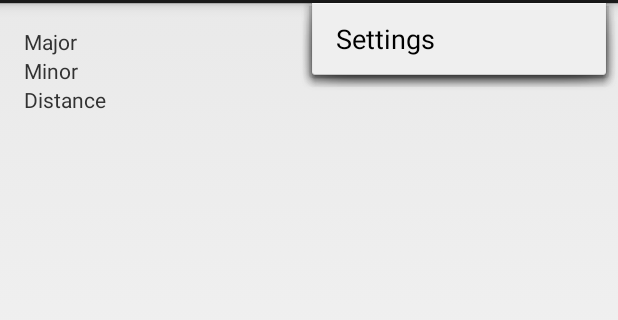
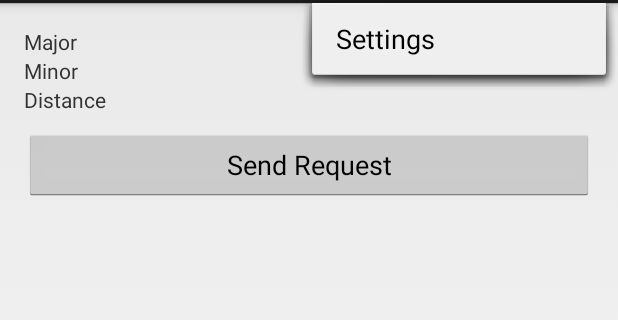
Before and after one commit to OSUDAS/NIBS, an Android app: the screen it shows after launch (MyActivity), with the options menu open, on a phone screen of 412 x 824 dp, the part 69-389 px from its top. Run offline under Robolectric (Android 15) with nearby library versions, the phone set to English and light mode, and no system bars; libraries missing offline, so code that uses them is left out: com.estimote.sdk; 5 statements that could not run were skipped.

Commit message:
Adding http request code for demo.

```diff
--- a/CodeAnchorTest/app/src/main/java/codeanchor/com/codeanchortest/MyActivity.java
+++ b/CodeAnchorTest/app/src/main/java/codeanchor/com/codeanchortest/MyActivity.java
@@ -8,6 +8,8 @@ import android.os.RemoteException;
 import android.util.Log;
 import android.view.Menu;
 import android.view.MenuItem;
+import android.view.View;
+import android.widget.Button;
 import android.widget.TextView;
 import android.widget.Toast;
 
@@ -17,6 +19,12 @@ import com.estimote.sdk.Region;
 import com.estimote.sdk.Utils;
 import com.estimote.sdk.utils.L;
 
+import org.apache.http.HttpResponse;
+import org.apache.http.client.HttpClient;
+import org.apache.http.client.methods.HttpGet;
+import org.apache.http.impl.client.DefaultHttpClient;
+
+import java.io.IOException;
 import java.util.List;
 
 public class MyActivity extends Activity {
@@ -31,6 +39,11 @@ public class MyActivity extends Activity {
 
     private BeaconManager beaconManager;
 //    private BeaconListAdapter adapter;
+    private String request = "meghbaksho22.appspot.com/resources/helloworld";
+    private HttpGet get = new HttpGet(request);
+
+    Button requestButton;
+    TextView responseText;
 
     private Beacon currentBeacon = null;
 
@@ -43,6 +56,26 @@ public class MyActivity extends Activity {
         major = (TextView) findViewById(R.id.Major);
         minor = (TextView) findViewById(R.id.Minor);
         distance = (TextView) findViewById(R.id.Distance);
+
+        responseText = (TextView) findViewById(R.id.response);
+
+        requestButton = (Button) findViewById(R.id.requestButton);
+        requestButton.setOnClickListener(new View.OnClickListener() {
+            @Override
+            public void onClick(View v) {
+                HttpClient client = new DefaultHttpClient();
+                HttpResponse response = null;
+                try {
+                     response = client.execute(get);
+                } catch (IOException e) {
+                    e.printStackTrace();
+                }
+
+                if (response != null) {
+                    responseText.setText(response.toString());
+                }
+            }
+        });
 
         /*  Configure device list   */
 
--- a/CodeAnchorTest/app/src/main/res/layout/activity_my.xml
+++ b/CodeAnchorTest/app/src/main/res/layout/activity_my.xml
@@ -51,4 +51,20 @@
         android:layout_toEndOf="@+id/DistanceLabel"
         android:id="@+id/Distance"/>
 
+
+    <Button
+        android:layout_width="match_parent"
+        android:layout_height="wrap_content"
+        android:id="@+id/requestButton"
+        android:text="Send Request"
+        android:layout_below="@+id/Distance"
+        android:layout_marginTop="10dp"/>
+
+    <TextView
+        android:layout_width="match_parent"
+        android:layout_height="wrap_content"
+        android:id="@+id/response"
+        android:layout_below="@id/requestButton"
+        android:layout_marginTop="10dp"/>
+
 </RelativeLayout>
```
